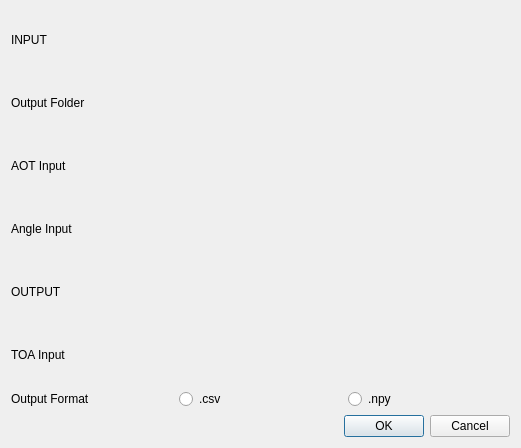
This is acnet_gui_dialog_base.ui in zectre/acnet_gui as Qt 5 draws it before an edit. The edited form follows.
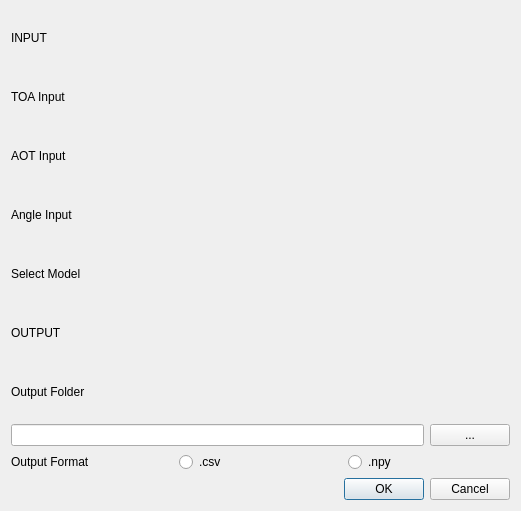
This is the edited form. Custom widgets are drawn as their Qt base class.

The edit to the form file:
```diff
--- a/acnet_gui_dialog_base.ui
+++ b/acnet_gui_dialog_base.ui
@@ -7,7 +7,7 @@
     <x>0</x>
     <y>0</y>
     <width>521</width>
-    <height>448</height>
+    <height>511</height>
    </rect>
   </property>
   <property name="windowTitle">
@@ -15,20 +15,18 @@
   </property>
   <layout class="QGridLayout" name="gridLayout">
    <item row="0" column="0">
-    <layout class="QVBoxLayout" name="verticalLayout">
-     <item>
       <widget class="QLabel" name="label_5">
        <property name="text">
         <string>INPUT</string>
        </property>
       </widget>
      </item>
-     <item>
+   <item row="1" column="0">
       <layout class="QHBoxLayout" name="horizontalLayout_4">
        <item>
-        <widget class="QLabel" name="label_4">
+      <widget class="QLabel" name="label">
          <property name="text">
-          <string>Output Folder </string>
+        <string>TOA Input        </string>
          </property>
         </widget>
        </item>
@@ -37,7 +35,7 @@
        </item>
       </layout>
      </item>
-     <item>
+   <item row="2" column="0">
       <layout class="QHBoxLayout" name="horizontalLayout_3">
        <item>
         <widget class="QLabel" name="label_3">
@@ -51,7 +49,7 @@
        </item>
       </layout>
      </item>
-     <item>
+   <item row="3" column="0">
       <layout class="QHBoxLayout" name="horizontalLayout_2">
        <item>
         <widget class="QLabel" name="label_2">
@@ -65,28 +63,53 @@
        </item>
       </layout>
      </item>
+   <item row="4" column="0">
+    <layout class="QHBoxLayout" name="horizontalLayout_7">
      <item>
+      <widget class="QLabel" name="label_8">
+       <property name="text">
+        <string>Select Model</string>
+       </property>
+      </widget>
+     </item>
+     <item>
+      <widget class="QgsFileWidget" name="angle_input_2"/>
+     </item>
+    </layout>
+   </item>
+   <item row="5" column="0">
       <widget class="QLabel" name="label_6">
        <property name="text">
         <string>OUTPUT</string>
        </property>
       </widget>
      </item>
-     <item>
+   <item row="6" column="0">
       <layout class="QHBoxLayout" name="horizontalLayout">
        <item>
-        <widget class="QLabel" name="label">
+      <widget class="QLabel" name="label_4">
          <property name="text">
-          <string>TOA Input        </string>
+        <string>Output Folder </string>
          </property>
         </widget>
        </item>
+    </layout>
+   </item>
+   <item row="7" column="0">
+    <layout class="QHBoxLayout" name="horizontalLayout_6">
        <item>
-        <widget class="QgsFileWidget" name="mQgsFileWidget"/>
-       </item>
-      </layout>
-     </item>
-     <item>
+      <widget class="QLineEdit" name="lineEdit"/>
+     </item>
+     <item>
+      <widget class="QPushButton" name="output_button">
+       <property name="text">
+        <string>...</string>
+       </property>
+      </widget>
+     </item>
+    </layout>
+   </item>
+   <item row="8" column="0">
       <layout class="QHBoxLayout" name="horizontalLayout_5">
        <item>
         <widget class="QLabel" name="label_7">
@@ -111,10 +134,8 @@
        </item>
       </layout>
      </item>
-    </layout>
-   </item>
-   <item row="1" column="0">
-    <widget class="QDialogButtonBox" name="button_box">
+   <item row="9" column="0">
+    <widget class="QDialogButtonBox" name="buttonBox">
      <property name="orientation">
       <enum>Qt::Horizontal</enum>
      </property>
```
Left out of the diff: 45 changed lines with no effect on the pictures. Lines whose indentation alone changed are shown as unchanged.
